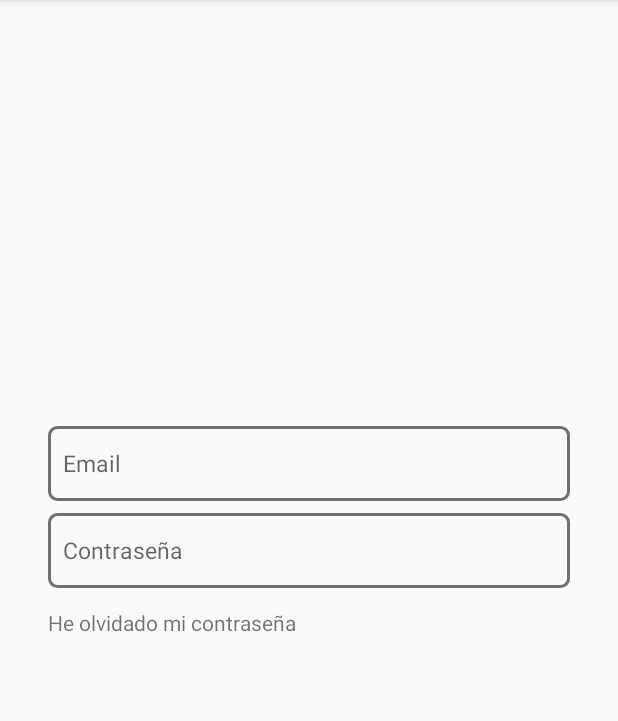
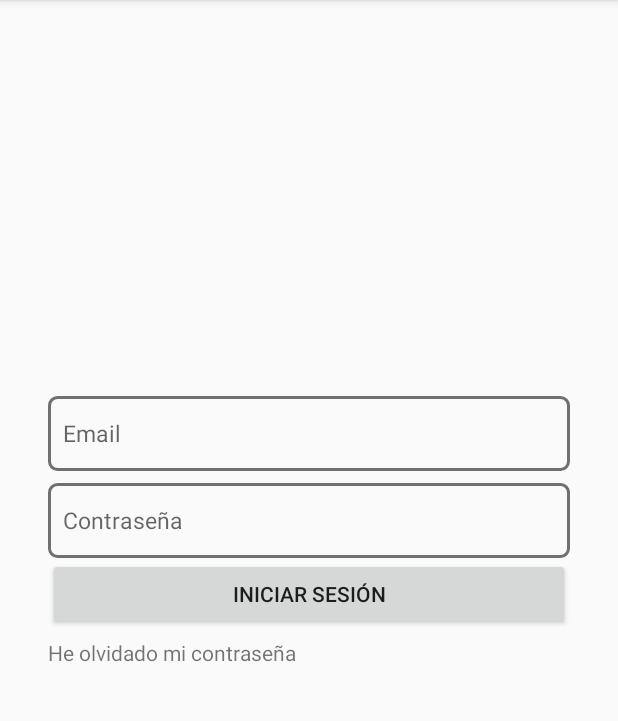
Before and after one commit to david1606/Kudzu, an Android app: the screen it shows after launch (LoginActivity), on a phone screen of 412 x 824 dp, the part 84-805 px from its top. Run offline under Robolectric (Android 15) with nearby library versions, the phone set to English and light mode, and no system bars.

Commit message:
1/3/2020 10:28p

```diff
--- a/app/src/main/res/layout/activity_login.xml
+++ b/app/src/main/res/layout/activity_login.xml
@@ -46,15 +46,22 @@
             app:layout_constraintStart_toStartOf="parent"
             app:layout_constraintTop_toBottomOf="@+id/edit_text_email_login" />
 
+        <Button
+            android:id="@+id/button_submit_login"
+            android:layout_width="match_parent"
+            android:layout_height="wrap_content"
+            android:text="@string/login_button"
+            app:layout_constraintTop_toBottomOf="@+id/edit_text_password_login"
+            tools:layout_editor_absoluteX="32dp" />
+
         <TextView
             android:id="@+id/textview_forgot_password"
             android:layout_width="wrap_content"
             android:layout_height="wrap_content"
-            android:layout_marginTop="8dp"
             android:paddingTop="5dp"
             android:text="@string/forgot_password"
             app:layout_constraintStart_toStartOf="parent"
-            app:layout_constraintTop_toBottomOf="@+id/edit_text_password_login" />
+            app:layout_constraintTop_toBottomOf="@+id/button_submit_login" />
 
 
     </androidx.constraintlayout.widget.ConstraintLayout>
--- a/app/src/main/res/values/strings.xml
+++ b/app/src/main/res/values/strings.xml
@@ -4,4 +4,5 @@
     <string name="edit_text_password_login">Contraseña</string>
     <string name="forgot_password">He olvidado mi contraseña</string>
     <string name="create_account">Crear nueva cuenta</string>
+    <string name="login_button">Iniciar Sesión</string>
 </resources>
```
